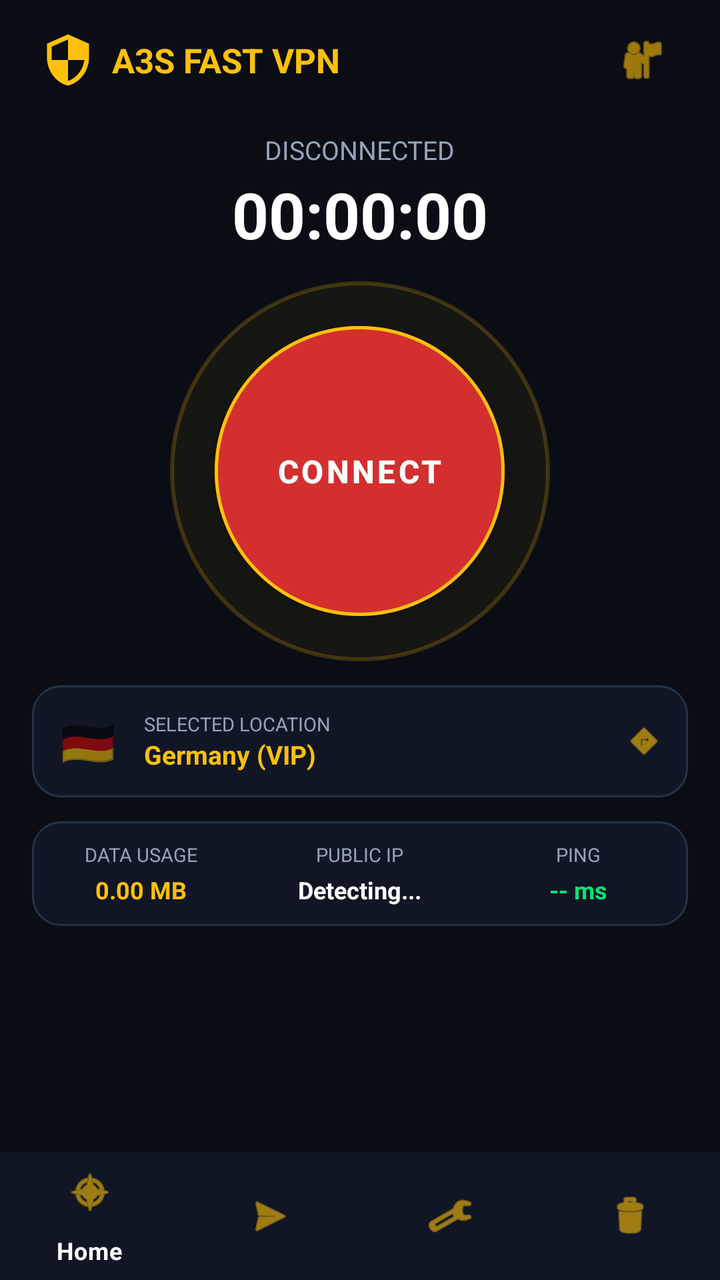
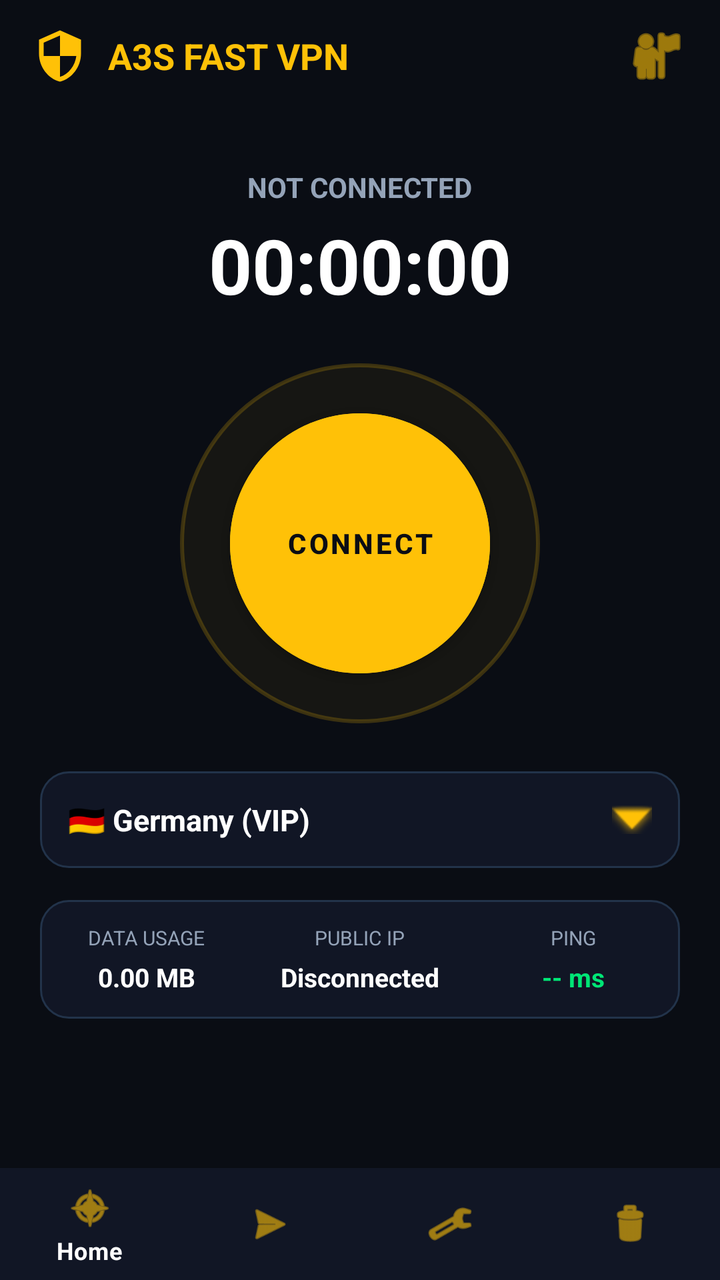

An Android layout rendered at two revisions. The XML below is the earlier revision; the diff shows what the commit changed to produce the second picture.
<!-- AndroidManifest.xml: application theme Theme.MaterialComponents.DayNight.NoActionBar -->
<!-- res/layout/activity_main.xml -->
<?xml version="1.0" encoding="utf-8"?>
<RelativeLayout xmlns:android="http://schemas.android.com/apk/res/android"
    xmlns:app="http://schemas.android.com/apk/res-auto"
    android:layout_width="match_parent"
    android:layout_height="match_parent"
    android:background="#0A0D14">

    
    <RelativeLayout
        android:id="@+id/topBar"
        android:layout_width="match_parent"
        android:layout_height="60dp"
        android:paddingHorizontal="20dp"
        android:layout_alignParentTop="true">

        <LinearLayout
            android:layout_width="wrap_content"
            android:layout_height="wrap_content"
            android:layout_centerVertical="true"
            android:gravity="center_vertical"
            android:orientation="horizontal">

            <ImageView
                android:layout_width="28dp"
                android:layout_height="28dp"
                android:src="@drawable/ic_a3s_shield_logo" />

            <TextView
                android:layout_width="wrap_content"
                android:layout_height="wrap_content"
                android:layout_marginStart="8dp"
                android:text="A3S FAST VPN"
                android:textColor="#FFC107"
                android:textSize="17sp"
                android:textStyle="bold" />
        </LinearLayout>

        <ImageView
            android:id="@+id/ivProfile"
            android:layout_width="38dp"
            android:layout_height="38dp"
            android:layout_alignParentEnd="true"
            android:layout_centerVertical="true"
            android:background="?attr/selectableItemBackgroundBorderless"
            android:padding="6dp"
            android:src="@android:drawable/ic_menu_myplaces"
            app:tint="#FFC107" />
    </RelativeLayout>

    
    <ScrollView
        android:layout_width="match_parent"
        android:layout_height="match_parent"
        android:layout_below="@id/topBar"
        android:layout_above="@id/bottomNav"
        android:fillViewport="true">

        <LinearLayout
            android:layout_width="match_parent"
            android:layout_height="wrap_content"
            android:gravity="center_horizontal"
            android:orientation="vertical"
            android:paddingHorizontal="16dp"
            android:paddingTop="6dp"
            android:paddingBottom="16dp">

            <TextView
                android:id="@+id/tvConnectionStatus"
                android:layout_width="wrap_content"
                android:layout_height="wrap_content"
                android:text="DISCONNECTED"
                android:textColor="#94A3B8"
                android:textSize="13sp" />

            <TextView
                android:id="@+id/tvSessionTimer"
                android:layout_width="wrap_content"
                android:layout_height="wrap_content"
                android:layout_marginTop="2dp"
                android:text="00:00:00"
                android:textColor="#FFFFFF"
                android:textSize="32sp"
                android:textStyle="bold" />

            
            <FrameLayout
                android:layout_width="190dp"
                android:layout_height="190dp"
                android:layout_marginVertical="12dp">

                <View
                    android:id="@+id/viewPulseRing"
                    android:layout_width="match_parent"
                    android:layout_height="match_parent"
                    android:background="@drawable/bg_connect_glow_ring" />

                <ProgressBar
                    android:id="@+id/pbConnectingRing"
                    android:layout_width="160dp"
                    android:layout_height="160dp"
                    android:layout_gravity="center"
                    android:indeterminateTint="#FFC107"
                    android:visibility="gone" />

                <com.google.android.material.button.MaterialButton
                    android:id="@+id/btnConnect"
                    android:layout_width="145dp"
                    android:layout_height="145dp"
                    android:layout_gravity="center"
                    android:backgroundTint="#D32F2F"
                    android:insetTop="0dp"
                    android:insetBottom="0dp"
                    android:text="CONNECT"
                    android:textColor="#FFFFFF"
                    android:textSize="16sp"
                    android:textStyle="bold"
                    app:cornerRadius="73dp"
                    app:strokeColor="#FFC107"
                    app:strokeWidth="1.8dp" />
            </FrameLayout>

            
            <LinearLayout
                android:id="@+id/cardServerSelect"
                android:layout_width="match_parent"
                android:layout_height="wrap_content"
                android:layout_marginBottom="12dp"
                android:background="@drawable/bg_card_neon_border"
                android:gravity="center_vertical"
                android:orientation="horizontal"
                android:padding="12dp">

                <TextView
                    android:id="@+id/tvCountryFlagEmoji"
                    android:layout_width="32dp"
                    android:layout_height="32dp"
                    android:gravity="center"
                    android:text="🇩🇪"
                    android:textSize="22sp" />

                <LinearLayout
                    android:layout_width="0dp"
                    android:layout_height="wrap_content"
                    android:layout_marginStart="12dp"
                    android:layout_weight="1"
                    android:orientation="vertical">

                    <TextView
                        android:layout_width="wrap_content"
                        android:layout_height="wrap_content"
                        android:text="SELECTED LOCATION"
                        android:textColor="#94A3B8"
                        android:textSize="9.5sp" />

                    <TextView
                        android:id="@+id/tvCountryName"
                        android:layout_width="wrap_content"
                        android:layout_height="wrap_content"
                        android:text="Germany (VIP)"
                        android:textColor="#FFC107"
                        android:textSize="13sp"
                        android:textStyle="bold" />
                </LinearLayout>

                <ImageView
                    android:layout_width="20dp"
                    android:layout_height="20dp"
                    android:src="@android:drawable/ic_menu_directions"
                    app:tint="#FFC107" />
            </LinearLayout>

            
            <LinearLayout
                android:layout_width="match_parent"
                android:layout_height="wrap_content"
                android:layout_marginBottom="12dp"
                android:background="@drawable/bg_card_neon_border"
                android:orientation="horizontal"
                android:paddingVertical="10dp"
                android:weightSum="3">

                <LinearLayout
                    android:layout_width="0dp"
                    android:layout_height="wrap_content"
                    android:layout_weight="1"
                    android:gravity="center"
                    android:orientation="vertical">
                    <TextView
                        android:layout_width="wrap_content"
                        android:layout_height="wrap_content"
                        android:text="DATA USAGE"
                        android:textColor="#94A3B8"
                        android:textSize="9.5sp" />
                    <TextView
                        android:id="@+id/tvDataUsage"
                        android:layout_width="wrap_content"
                        android:layout_height="wrap_content"
                        android:layout_marginTop="3dp"
                        android:text="0.00 MB"
                        android:textColor="#FFC107"
                        android:textSize="12sp"
                        android:textStyle="bold" />
                </LinearLayout>

                <LinearLayout
                    android:layout_width="0dp"
                    android:layout_height="wrap_content"
                    android:layout_weight="1"
                    android:gravity="center"
                    android:orientation="vertical">
                    <TextView
                        android:layout_width="wrap_content"
                        android:layout_height="wrap_content"
                        android:text="PUBLIC IP"
                        android:textColor="#94A3B8"
                        android:textSize="9.5sp" />
                    <TextView
                        android:id="@+id/tvPublicIp"
                        android:layout_width="wrap_content"
                        android:layout_height="wrap_content"
                        android:layout_marginTop="3dp"
                        android:text="Detecting..."
                        android:textColor="#FFFFFF"
                        android:textSize="12sp"
                        android:textStyle="bold" />
                </LinearLayout>

                <LinearLayout
                    android:layout_width="0dp"
                    android:layout_height="wrap_content"
                    android:layout_weight="1"
                    android:gravity="center"
                    android:orientation="vertical">
                    <TextView
                        android:layout_width="wrap_content"
                        android:layout_height="wrap_content"
                        android:text="PING"
                        android:textColor="#94A3B8"
                        android:textSize="9.5sp" />
                    <TextView
                        android:id="@+id/tvPing"
                        android:layout_width="wrap_content"
                        android:layout_height="wrap_content"
                        android:layout_marginTop="3dp"
                        android:text="-- ms"
                        android:textColor="#00E676"
                        android:textSize="12sp"
                        android:textStyle="bold" />
                </LinearLayout>
            </LinearLayout>

            
            <FrameLayout
                android:id="@+id/adContainer"
                android:layout_width="match_parent"
                android:layout_height="wrap_content"
                android:minHeight="145dp"
                android:visibility="gone">

                <WebView
                    android:id="@+id/wvBannerAd"
                    android:layout_width="match_parent"
                    android:layout_height="140dp"
                    android:layout_gravity="center"
                    android:background="@android:color/transparent" />
            </FrameLayout>

        </LinearLayout>
    </ScrollView>

    
    <com.google.android.material.bottomnavigation.BottomNavigationView
        android:id="@+id/bottomNav"
        android:layout_width="match_parent"
        android:layout_height="64dp"
        android:layout_alignParentBottom="true"
        android:background="#111625"
        app:itemIconTint="#FFC107"
        app:itemTextColor="#FFFFFF"
        app:menu="@menu/bottom_nav_menu" />

</RelativeLayout>
<!-- resources referenced by this layout -->
<resources>
  <!-- drawable bg_card_neon_border (drawable) -->
  <?xml version="1.0" encoding="utf-8"?>
  <shape xmlns:android="http://schemas.android.com/apk/res/android"
      android:shape="rectangle">
      <corners android:radius="14dp" />
      <solid android:color="#111625" />
      <stroke
          android:width="1dp"
          android:color="#22334A" />
  </shape>
  <!-- drawable bg_connect_glow_ring (drawable) -->
  <?xml version="1.0" encoding="utf-8"?>
  <shape xmlns:android="http://schemas.android.com/apk/res/android"
      android:shape="oval">
      <stroke
          android:width="2dp"
          android:color="#33FFC107" />
      <solid android:color="#0DFFC107" />
  </shape>
  <!-- drawable ic_a3s_shield_logo (drawable) -->
  <vector xmlns:android="http://schemas.android.com/apk/res/android"
      android:width="96dp"
      android:height="96dp"
      android:viewportWidth="24"
      android:viewportHeight="24">
      
      <path
          android:fillColor="#FFC107"
          android:pathData="M12,1L3,5v6c0,5.55 3.84,10.74 9,12c5.16,-1.26 9,-6.45 9,-12V5L12,1zM12,11.99h7c-0.53,4.12 -3.28,7.79 -7,8.94V12H5V6.3l7,-3.11V11.99z" />
  </vector>
</resources>

<!-- the commit's change to res/layout/activity_main.xml (unified diff, before → after) -->
@@ -9,14 +9,12 @@
     <RelativeLayout
         android:id="@+id/topBar"
         android:layout_width="match_parent"
-        android:layout_height="60dp"
-        android:paddingHorizontal="20dp"
-        android:layout_alignParentTop="true">
+        android:layout_height="56dp"
+        android:paddingHorizontal="16dp">
 
         <LinearLayout
             android:layout_width="wrap_content"
-            android:layout_height="wrap_content"
-            android:layout_centerVertical="true"
+            android:layout_height="match_parent"
             android:gravity="center_vertical"
             android:orientation="horizontal">
 
@@ -28,31 +26,29 @@
             <TextView
                 android:layout_width="wrap_content"
                 android:layout_height="wrap_content"
-                android:layout_marginStart="8dp"
+                android:layout_marginStart="10dp"
                 android:text="A3S FAST VPN"
                 android:textColor="#FFC107"
-                android:textSize="17sp"
+                android:textSize="18sp"
                 android:textStyle="bold" />
         </LinearLayout>
 
         <ImageView
-            android:id="@+id/ivProfile"
-            android:layout_width="38dp"
-            android:layout_height="38dp"
+            android:id="@+id/btnProfile"
+            android:layout_width="32dp"
+            android:layout_height="32dp"
             android:layout_alignParentEnd="true"
             android:layout_centerVertical="true"
             android:background="?attr/selectableItemBackgroundBorderless"
-            android:padding="6dp"
             android:src="@android:drawable/ic_menu_myplaces"
             app:tint="#FFC107" />
     </RelativeLayout>
 
-    
     <ScrollView
         android:layout_width="match_parent"
         android:layout_height="match_parent"
+        android:layout_above="@id/bottomNav"
         android:layout_below="@id/topBar"
-        android:layout_above="@id/bottomNav"
         android:fillViewport="true">
 
         <LinearLayout
@@ -60,125 +56,118 @@
             android:layout_height="wrap_content"
             android:gravity="center_horizontal"
             android:orientation="vertical"
-            android:paddingHorizontal="16dp"
-            android:paddingTop="6dp"
-            android:paddingBottom="16dp">
-
+            android:padding="20dp">
+
+            
             <TextView
-                android:id="@+id/tvConnectionStatus"
+                android:id="@+id/tvStatus"
                 android:layout_width="wrap_content"
                 android:layout_height="wrap_content"
-                android:text="DISCONNECTED"
+                android:layout_marginTop="8dp"
+                android:text="NOT CONNECTED"
                 android:textColor="#94A3B8"
-                android:textSize="13sp" />
+                android:textSize="14sp"
+                android:textStyle="bold" />
 
             <TextView
-                android:id="@+id/tvSessionTimer"
+                android:id="@+id/tvTimer"
                 android:layout_width="wrap_content"
                 android:layout_height="wrap_content"
-                android:layout_marginTop="2dp"
+                android:layout_marginTop="4dp"
                 android:text="00:00:00"
                 android:textColor="#FFFFFF"
-                android:textSize="32sp"
+                android:textSize="38sp"
                 android:textStyle="bold" />
 
             
             <FrameLayout
-                android:layout_width="190dp"
-                android:layout_height="190dp"
-                android:layout_marginVertical="12dp">
+                android:layout_width="180dp"
+                android:layout_height="180dp"
+                android:layout_marginVertical="24dp">
 
                 <View
-                    android:id="@+id/viewPulseRing"
                     android:layout_width="match_parent"
                     android:layout_height="match_parent"
                     android:background="@drawable/bg_connect_glow_ring" />
 
-                <ProgressBar
-                    android:id="@+id/pbConnectingRing"
-                    android:layout_width="160dp"
-                    android:layout_height="160dp"
-                    android:layout_gravity="center"
-                    android:indeterminateTint="#FFC107"
-                    android:visibility="gone" />
-
                 <com.google.android.material.button.MaterialButton
                     android:id="@+id/btnConnect"
-                    android:layout_width="145dp"
-                    android:layout_height="145dp"
+                    android:layout_width="130dp"
+                    android:layout_height="130dp"
                     android:layout_gravity="center"
-                    android:backgroundTint="#D32F2F"
+                    android:backgroundTint="#FFC107"
                     android:insetTop="0dp"
                     android:insetBottom="0dp"
                     android:text="CONNECT"
-                    android:textColor="#FFFFFF"
-                    android:textSize="16sp"
+                    android:textColor="#0A0D14"
+                    android:textSize="14sp"
                     android:textStyle="bold"
-                    app:cornerRadius="73dp"
-                    app:strokeColor="#FFC107"
-                    app:strokeWidth="1.8dp" />
+                    app:cornerRadius="65dp" />
             </FrameLayout>
 
             
             <LinearLayout
-                android:id="@+id/cardServerSelect"
+                android:id="@+id/cardSelectServer"
                 android:layout_width="match_parent"
                 android:layout_height="wrap_content"
-                android:layout_marginBottom="12dp"
+                android:layout_marginBottom="16dp"
                 android:background="@drawable/bg_card_neon_border"
+                android:clickable="true"
+                android:focusable="true"
                 android:gravity="center_vertical"
                 android:orientation="horizontal"
-                android:padding="12dp">
+                android:padding="14dp">
 
                 <TextView
-                    android:id="@+id/tvCountryFlagEmoji"
-                    android:layout_width="32dp"
-                    android:layout_height="32dp"
+                    android:id="@+id/tvSelectedServer"
+                    android:layout_width="0dp"
+                    android:layout_height="wrap_content"
+                    android:layout_weight="1"
+                    android:text="🇩🇪 Germany (VIP)"
+                    android:textColor="#FFFFFF"
+                    android:textSize="15sp"
+                    android:textStyle="bold" />
+
+                <ImageView
+                    android:layout_width="20dp"
+                    android:layout_height="20dp"
+                    android:src="@android:drawable/arrow_down_float"
+                    app:tint="#FFC107" />
+            </LinearLayout>
+
+            
+            <LinearLayout
+                android:layout_width="match_parent"
+                android:layout_height="wrap_content"
+                android:layout_marginBottom="16dp"
+                android:background="@drawable/bg_card_neon_border"
+                android:orientation="horizontal"
+                android:paddingVertical="12dp"
+                android:weightSum="3">
+
+                <LinearLayout
+                    android:layout_width="0dp"
+                    android:layout_height="wrap_content"
+                    android:layout_weight="1"
                     android:gravity="center"
-                    android:text="🇩🇪"
-                    android:textSize="22sp" />
-
-                <LinearLayout
-                    android:layout_width="0dp"
-                    android:layout_height="wrap_content"
-                    android:layout_marginStart="12dp"
-                    android:layout_weight="1"
                     android:orientation="vertical">
-
-                    <TextView
-                        android:layout_width="wrap_content"
-                        android:layout_height="wrap_content"
-                        android:text="SELECTED LOCATION"
+                    <TextView
+                        android:layout_width="wrap_content"
+                        android:layout_height="wrap_content"
+                        android:text="DATA USAGE"
                         android:textColor="#94A3B8"
-                        android:textSize="9.5sp" />
-
-                    <TextView
-                        android:id="@+id/tvCountryName"
-                        android:layout_width="wrap_content"
-                        android:layout_height="wrap_content"
-                        android:text="Germany (VIP)"
-                        android:textColor="#FFC107"
+                        android:textSize="10sp" />
+                    <TextView
+                        android:id="@+id/tvDataUsage"
+                        android:layout_width="wrap_content"
+                        android:layout_height="wrap_content"
+                        android:layout_marginTop="4dp"
+                        android:text="0.00 MB"
+                        android:textColor="#FFFFFF"
                         android:textSize="13sp"
                         android:textStyle="bold" />
                 </LinearLayout>
 
-                <ImageView
-                    android:layout_width="20dp"
-                    android:layout_height="20dp"
-                    android:src="@android:drawable/ic_menu_directions"
-                    app:tint="#FFC107" />
-            </LinearLayout>
-
-            
-            <LinearLayout
-                android:layout_width="match_parent"
-                android:layout_height="wrap_content"
-                android:layout_marginBottom="12dp"
-                android:background="@drawable/bg_card_neon_border"
-                android:orientation="horizontal"
-                android:paddingVertical="10dp"
-                android:weightSum="3">
-
                 <LinearLayout
                     android:layout_width="0dp"
                     android:layout_height="wrap_content"
@@ -188,17 +177,17 @@
                     <TextView
                         android:layout_width="wrap_content"
                         android:layout_height="wrap_content"
-                        android:text="DATA USAGE"
+                        android:text="PUBLIC IP"
                         android:textColor="#94A3B8"
-                        android:textSize="9.5sp" />
-                    <TextView
-                        android:id="@+id/tvDataUsage"
-                        android:layout_width="wrap_content"
-                        android:layout_height="wrap_content"
-                        android:layout_marginTop="3dp"
-                        android:text="0.00 MB"
-                        android:textColor="#FFC107"
-                        android:textSize="12sp"
+                        android:textSize="10sp" />
+                    <TextView
+                        android:id="@+id/tvPublicIp"
+                        android:layout_width="wrap_content"
+                        android:layout_height="wrap_content"
+                        android:layout_marginTop="4dp"
+                        android:text="Disconnected"
+                        android:textColor="#FFFFFF"
+                        android:textSize="13sp"
                         android:textStyle="bold" />
                 </LinearLayout>
 
@@ -211,40 +200,17 @@
                     <TextView
                         android:layout_width="wrap_content"
                         android:layout_height="wrap_content"
-                        android:text="PUBLIC IP"
-                        android:textColor="#94A3B8"
-                        android:textSize="9.5sp" />
-                    <TextView
-                        android:id="@+id/tvPublicIp"
-                        android:layout_width="wrap_content"
-                        android:layout_height="wrap_content"
-                        android:layout_marginTop="3dp"
-                        android:text="Detecting..."
-                        android:textColor="#FFFFFF"
-                        android:textSize="12sp"
-                        android:textStyle="bold" />
-                </LinearLayout>
-
-                <LinearLayout
-                    android:layout_width="0dp"
-                    android:layout_height="wrap_content"
-                    android:layout_weight="1"
-                    android:gravity="center"
-                    android:orientation="vertical">
-                    <TextView
-                        android:layout_width="wrap_content"
-                        android:layout_height="wrap_content"
                         android:text="PING"
                         android:textColor="#94A3B8"
-                        android:textSize="9.5sp" />
+                        android:textSize="10sp" />
                     <TextView
                         android:id="@+id/tvPing"
                         android:layout_width="wrap_content"
                         android:layout_height="wrap_content"
-                        android:layout_marginTop="3dp"
+                        android:layout_marginTop="4dp"
                         android:text="-- ms"
                         android:textColor="#00E676"
-                        android:textSize="12sp"
+                        android:textSize="13sp"
                         android:textStyle="bold" />
                 </LinearLayout>
             </LinearLayout>
@@ -272,7 +238,7 @@
     <com.google.android.material.bottomnavigation.BottomNavigationView
         android:id="@+id/bottomNav"
         android:layout_width="match_parent"
-        android:layout_height="64dp"
+        android:layout_height="wrap_content"
         android:layout_alignParentBottom="true"
         android:background="#111625"
         app:itemIconTint="#FFC107"
